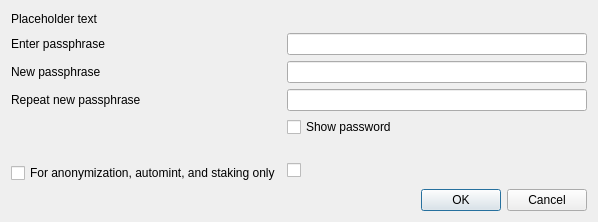
First picture: the form in src/qt/forms/askpassphrasedialog.ui, repository THETCR/core, before the edit.
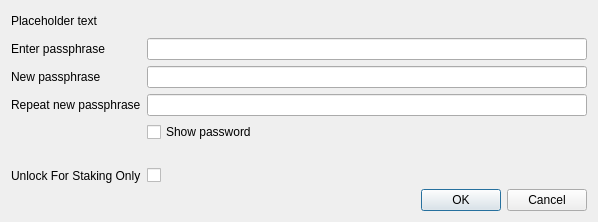
Second picture: the form after the edit.

Patch:
```diff
--- a/src/qt/forms/askpassphrasedialog.ui
+++ b/src/qt/forms/askpassphrasedialog.ui
@@ -116,18 +116,9 @@
       </widget>
      </item>
      <item row="5" column="0">
-      <widget class="QCheckBox" name="unlockForStakingOnlyLabel">
-       <property name="enabled">
-        <bool>true</bool>
-       </property>
-       <property name="toolTip">
-        <string>Serves to disable the trivial sendmoney when OS account compromised. Provides no real security.</string>
-       </property>
+      <widget class="QLabel" name="unlockForStakingOnlyLabel">
        <property name="text">
-        <string>For anonymization, automint, and staking only</string>
-       </property>
-       <property name="visible">
-        <bool>false</bool>
+        <string>Unlock For Staking Only</string>
        </property>
       </widget>
      </item>
```
